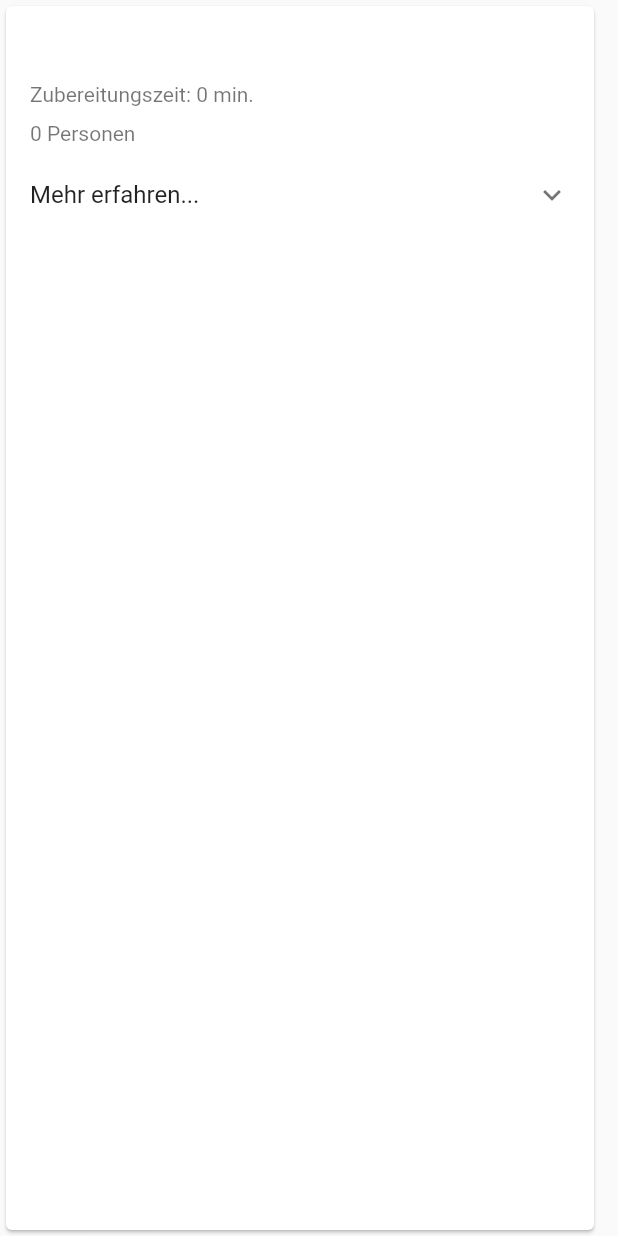
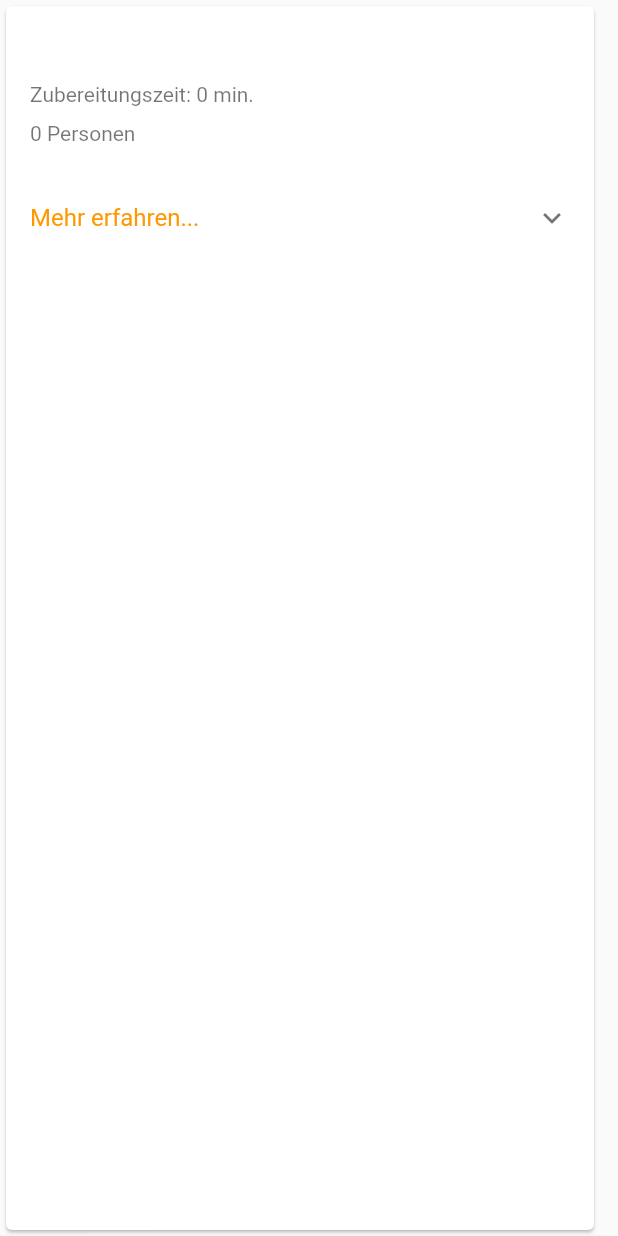
Before and after one commit to mmoosbac94/Rezeptbuch, a Flutter app: the RecipeCard widget shown alone on an empty page, opened directly with empty values, on a phone screen of 412 x 824 dp. Run offline on Flutter 3.47's test engine with Material 2 defaults, Android fonts, the light colour scheme and no system bars; generated files the repository leaves out were written again; network calls fail.

Commit message:
Changed a bit of UI

```diff
--- a/lib/add_recipe_dialog.dart
+++ b/lib/add_recipe_dialog.dart
@@ -7,6 +7,9 @@ import 'package:recipeWebApp/recipe_usecase.dart';
 import 'models/recipe.dart';
 
 class AddRecipeDialog extends StatelessWidget {
+
+  final recipeNameController = TextEditingController();
+
   @override
   Widget build(BuildContext context) {
     return AlertDialog(
--- a/lib/main.dart
+++ b/lib/main.dart
@@ -60,6 +60,7 @@ class _MyHomePageState extends State<MyHomePage> {
         builder: (_, appBarUseCase, recipeUseCase, __) {
       return Scaffold(
           appBar: AppBar(
+              backgroundColor: Colors.orange,
               title: appBarUseCase.state is AppBarUseCaseInitial ||
                       appBarUseCase.state is AppBarUseCaseDefault
                   ? Text(widget.title)
@@ -185,7 +186,8 @@ class RecipeCard extends StatelessWidget {
           ListTile(
               title: Padding(
                 padding: const EdgeInsets.only(top: 8.0),
-                child: Text(document.recipe.name),
+                child: Text(document.recipe.name,
+                    style: TextStyle(fontWeight: FontWeight.bold)),
               ),
               subtitle: Column(
                 crossAxisAlignment: CrossAxisAlignment.start,
@@ -199,13 +201,26 @@ class RecipeCard extends StatelessWidget {
                 ],
               ),
               trailing: Text(document.recipe.category)),
-          ExpansionTile(
-            title: Text('Mehr erfahren...'),
-            children: <Widget>[
-              Align(
-                  alignment: Alignment.topLeft,
-                  child: Text(document.recipe.preparation))
-            ],
+          Padding(
+            padding: EdgeInsets.only(top: 15),
+            child: Theme(
+              data: Theme.of(context).copyWith(accentColor: Colors.orange),
+              child: ExpansionTile(
+                title: Text(
+                  'Mehr erfahren...',
+                  style: TextStyle(color: Colors.orange),
+                ),
+                children: <Widget>[
+                  Align(
+                      alignment: Alignment.topLeft,
+                      child: Padding(
+                        padding: const EdgeInsets.only(
+                            top: 10.0, bottom: 10, left: 20),
+                        child: Text(document.recipe.preparation),
+                      ))
+                ],
+              ),
+            ),
           )
         ]),
       ),
```
